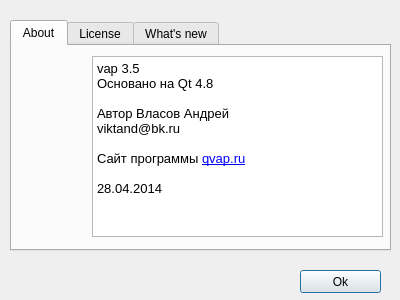
Before: the Qt Designer form about.ui in viktand/vap4, drawn with Qt 5.
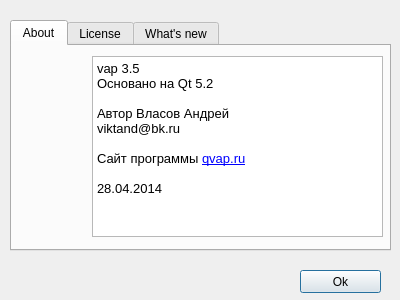
After: the same form once the commit is applied. Icons and pictures are not drawn.

What changed in the file:
```diff
--- a/about.ui
+++ b/about.ui
@@ -88,7 +88,7 @@
 p, li { white-space: pre-wrap; }
 &lt;/style&gt;&lt;/head&gt;&lt;body style=&quot; font-family:'Ubuntu'; font-size:10pt; font-weight:400; font-style:normal;&quot;&gt;
 &lt;p style=&quot; margin-top:0px; margin-bottom:0px; margin-left:0px; margin-right:0px; -qt-block-indent:0; text-indent:0px;&quot;&gt;vap 3.5&lt;/p&gt;
-&lt;p style=&quot; margin-top:0px; margin-bottom:0px; margin-left:0px; margin-right:0px; -qt-block-indent:0; text-indent:0px;&quot;&gt;Основано на Qt 4.8&lt;/p&gt;
+&lt;p style=&quot; margin-top:0px; margin-bottom:0px; margin-left:0px; margin-right:0px; -qt-block-indent:0; text-indent:0px;&quot;&gt;Основано на Qt 5.2&lt;/p&gt;
 &lt;p style=&quot;-qt-paragraph-type:empty; margin-top:0px; margin-bottom:0px; margin-left:0px; margin-right:0px; -qt-block-indent:0; text-indent:0px;&quot;&gt;&lt;br /&gt;&lt;/p&gt;
 &lt;p style=&quot; margin-top:0px; margin-bottom:0px; margin-left:0px; margin-right:0px; -qt-block-indent:0; text-indent:0px;&quot;&gt;Автор Власов Андрей&lt;/p&gt;
 &lt;p style=&quot; margin-top:0px; margin-bottom:0px; margin-left:0px; margin-right:0px; -qt-block-indent:0; text-indent:0px;&quot;&gt;viktand@bk.ru&lt;/p&gt;
```
